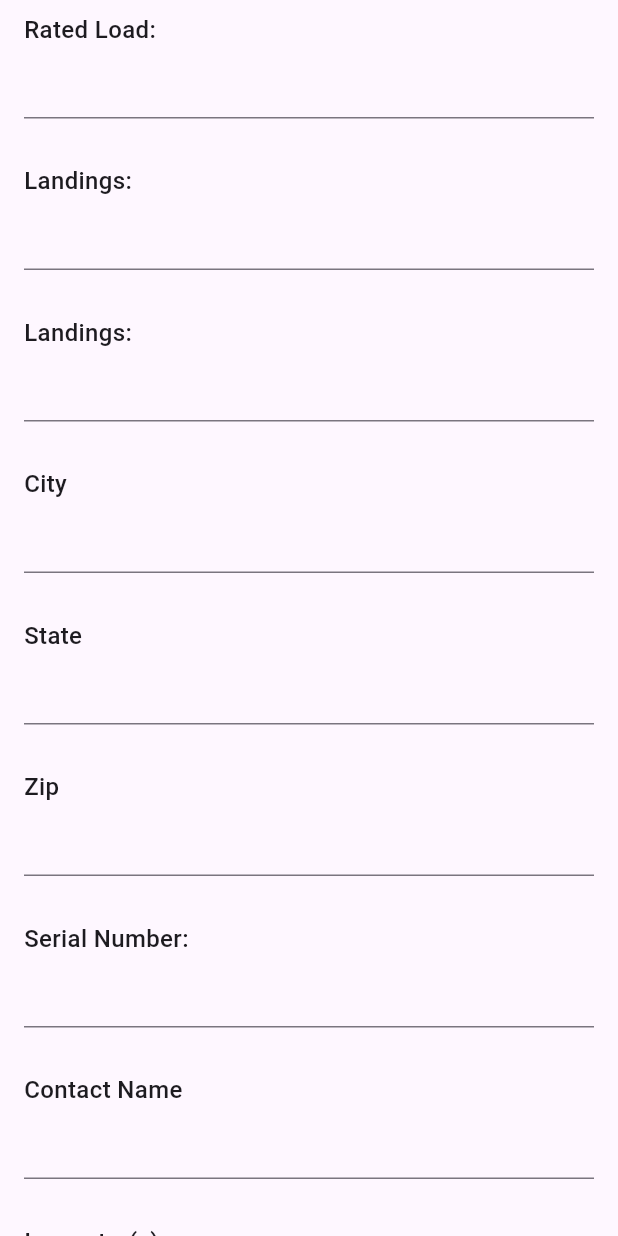
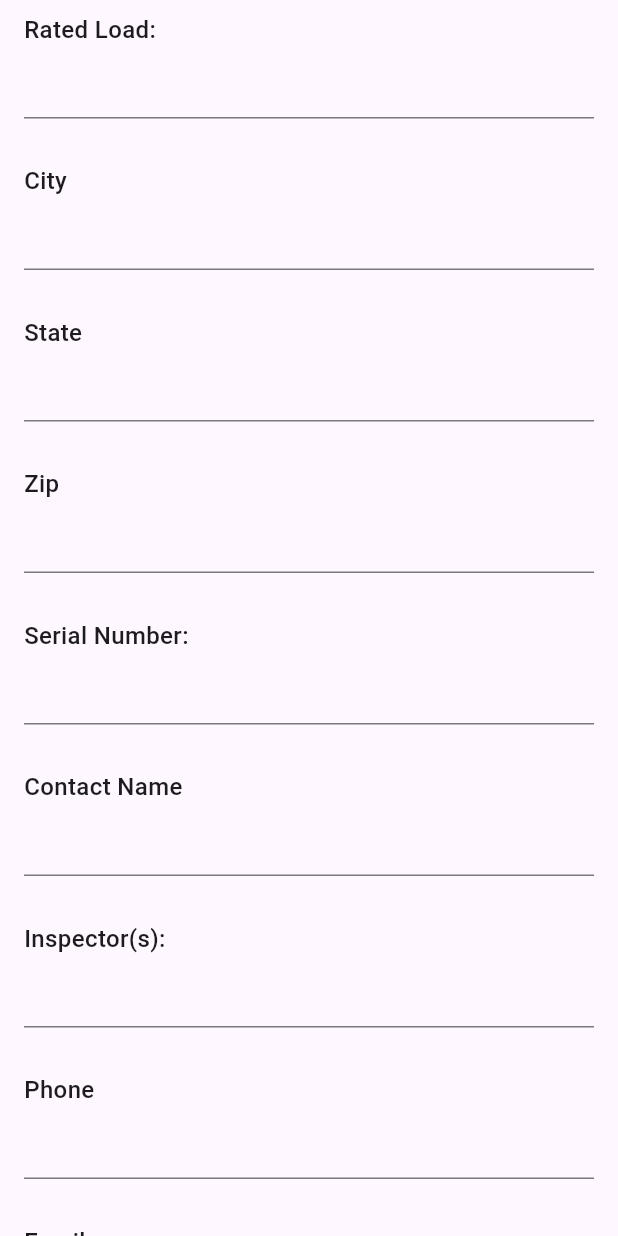
Before and after one commit to Janus-Solutions-Group/permatronics-e2e, a Flutter app: the HeaderForm screen opened directly with empty values, scrolled down 576 dp, on a phone screen of 412 x 824 dp. Run offline on Flutter 3.47's test engine with Material 3 defaults, Android fonts, the phone set to English and light mode, and no system bars; our stand-ins replace dropdown_search, image_picker, open_file, pdf, permission_handler; missing offline and left inert: gal, syncfusion_flutter_pdf; accounts and stored records are empty.

Commit message:
remove landings

```diff
--- a/lib/feature/common/widgets/header_form.dart
+++ b/lib/feature/common/widgets/header_form.dart
@@ -172,14 +172,14 @@ class _HeaderFormState extends State<HeaderForm> {
                 title: "Rated Load:",
                 controller: fieldControllers[5],
               ),
-              CustomTextField(
-                title: "Landings:",
-                controller: fieldControllers[6],
-              ),
-              CustomTextField(
-                title: "Landings:",
-                controller: fieldControllers[7],
-              ),
+              // CustomTextField(
+              //   title: "Landings:",
+              //   controller: fieldControllers[6],
+              // ),
+              // CustomTextField(
+              //   title: "Landings:",
+              //   controller: fieldControllers[7],
+              // ),
               CustomTextField(
                 title: "City",
                 controller: fieldControllers[8]
```
